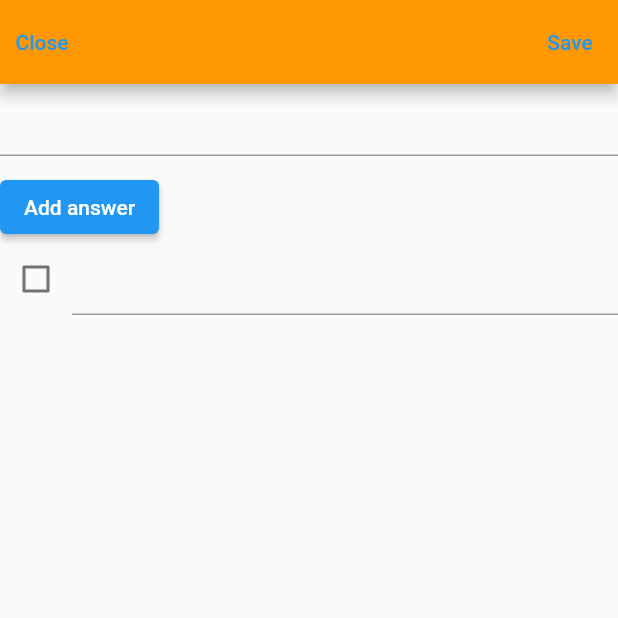
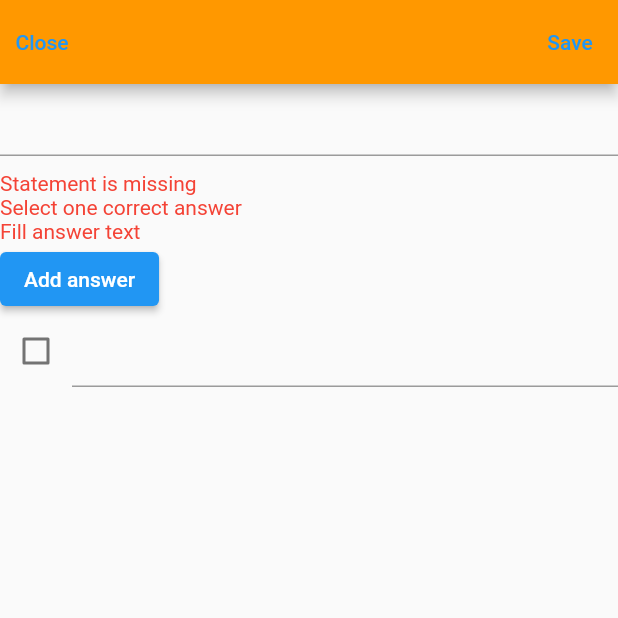
Before and after one commit to mark-kascheev/unotest, a Flutter app: the QuestionPage screen opened by its route, after a tap on "Add answer", after a tap on "Save", on a phone screen of 412 x 824 dp, the top half of it. Run offline on Flutter 3.47's test engine with Material 2 defaults, Android fonts, the phone set to English and light mode, and no system bars; our stand-ins replace equatable, flutter_bloc, freezed_annotation.

Commit message:
Validate question before save it

```diff
--- a/lib/bloc/question_creation_bloc.dart
+++ b/lib/bloc/question_creation_bloc.dart
@@ -1,90 +1,119 @@
-import 'package:equatable/equatable.dart';
 import 'package:flutter_bloc/flutter_bloc.dart';
 import 'package:unotest/domain/model/answer.dart';
 import 'package:unotest/domain/model/question.dart';
 
 class QuestionCreationBloc
     extends Bloc<QuestionCreationEvent, QuestionCreationState> {
-  QuestionCreationBloc()
-      : super(QuestionCreationState(Question.empty())) {
-    on<QuestionCreationTextEntered>(_updateQuestionText);
+  QuestionCreationBloc() : super(QuestionCreationState(Question.empty())) {
+    on<QuestionCreationStatementEntered>(_updateQuestionText);
     on<QuestionCreationAnswerAdded>(_addNewAnswer);
     on<QuestionCreationAnswerChanged>(_checkCorrectness);
     on<QuestionCreationTextAnswerChanged>(_updateAnswerText);
-
+    on<QuestionCreationSaved>(_validateQuestion);
   }
 
-  void _updateQuestionText(QuestionCreationTextEntered event, Emitter emit) {
+  void _updateQuestionText(QuestionCreationStatementEntered event, Emitter emit) {
     emit(QuestionCreationState(state.question.copyWith(statement: event.text)));
   }
 
   void _addNewAnswer(QuestionCreationAnswerAdded event, Emitter emit) {
-    final answers = state.question.answers;
-    answers.add(Answer.empty());
-    emit(QuestionCreationState(state.question.copyWith(answers: answers)));
+    state.question.answers.add(Answer.empty());
+    emit(QuestionCreationState(state.question));
   }
 
   void _checkCorrectness(QuestionCreationAnswerChanged event, Emitter emit) {
     final answerIsCorrect = event.isCorrect;
-    if(answerIsCorrect) {
+    if (answerIsCorrect) {
       state.question.correctAnswersId.add(event.answerId);
     } else {
       state.question.correctAnswersId.remove(event.answerId);
     }
-    emit(state);
+    emit(QuestionCreationState(state.question));
   }
 
-  void _updateAnswerText(QuestionCreationTextAnswerChanged event, Emitter emit) {
-    for(var answer in state.question.answers) {
-      if(answer.id == event.answerId) {
+  void _updateAnswerText(
+      QuestionCreationTextAnswerChanged event, Emitter emit) {
+    for (var answer in state.question.answers) {
+      if (answer.id == event.answerId) {
         answer.copyWith(text: event.newText);
       }
     }
-    emit(state);
+    emit(QuestionCreationState(state.question));
+  }
+
+  void _validateQuestion(QuestionCreationSaved event, Emitter emit) {
+    final errorList = <QuestionError>[];
+    final question = state.question;
+
+    if (question.statement.isEmpty) {
+      errorList.add(QuestionError.missingStatement);
+    }
+    if (question.answers.isEmpty) {
+      errorList.add(QuestionError.emptyAnswers);
+    } else if (question.correctAnswersId.isEmpty) {
+      errorList.add(QuestionError.noOneCorrectAnswer);
+    }
+    if (findEmptyAnswerContent()) {
+      errorList.add(QuestionError.someAnswerWithOutContent);
+    }
+
+    emit(errorList.isNotEmpty
+        ? QuestionCreationSaveFailure(errorList, question)
+        : QuestionCreationSaveSuccess(question));
+  }
+
+  bool findEmptyAnswerContent() {
+    return state.question.answers.any((answer) => answer.text.isEmpty);
   }
 }
 
-abstract class QuestionCreationEvent extends Equatable {}
+enum QuestionError {
+  missingStatement,
+  emptyAnswers,
+  noOneCorrectAnswer,
+  someAnswerWithOutContent
+}
 
-class QuestionCreationTextEntered extends QuestionCreationEvent {
+abstract class QuestionCreationEvent {}
+
+class QuestionCreationStatementEntered extends QuestionCreationEvent {
   final String text;
 
-  QuestionCreationTextEntered(this.text);
-
-  @override
-  List<Object?> get props => [text];
+  QuestionCreationStatementEntered(this.text);
 }
 
-class QuestionCreationAnswerAdded extends QuestionCreationEvent {
-  @override
-  List<Object?> get props => [];
-}
+class QuestionCreationAnswerAdded extends QuestionCreationEvent {}
 
 class QuestionCreationTextAnswerChanged extends QuestionCreationEvent {
   final String answerId;
   final String newText;
 
-  QuestionCreationTextAnswerChanged({required this.answerId, required this.newText});
-
-  @override
-  List<Object?> get props => [newText];
+  QuestionCreationTextAnswerChanged(
+      {required this.answerId, required this.newText});
 }
 
 class QuestionCreationAnswerChanged extends QuestionCreationEvent {
   final String answerId;
   final bool isCorrect;
 
-  QuestionCreationAnswerChanged({required this.answerId, required this.isCorrect});
-
-  @override
-  List<Object?> get props => [isCorrect];
+  QuestionCreationAnswerChanged(
+      {required this.answerId, required this.isCorrect});
 }
 
-class QuestionCreationState extends Equatable {
+class QuestionCreationSaved extends QuestionCreationEvent {}
+
+class QuestionCreationState {
   final Question question;
 
   const QuestionCreationState(this.question);
+}
 
-  @override
-  List<Object?> get props => [question];
+class QuestionCreationSaveSuccess extends QuestionCreationState {
+  QuestionCreationSaveSuccess(super.question);
 }
+
+class QuestionCreationSaveFailure extends QuestionCreationState {
+  final List<QuestionError> errors;
+
+  QuestionCreationSaveFailure(this.errors, super.question);
+}
--- a/lib/bloc/quiz_creation_bloc.dart
+++ b/lib/bloc/quiz_creation_bloc.dart
@@ -1,5 +1,6 @@
 import 'package:equatable/equatable.dart';
 import 'package:flutter_bloc/flutter_bloc.dart';
+import 'package:unotest/domain/model/question.dart';
 import 'package:unotest/domain/model/quiz.dart';
 
 class QuizCreationBloc extends Bloc<QuizCreationEvent, QuizCreationState> {
@@ -7,10 +8,11 @@ class QuizCreationBloc extends Bloc<QuizCreationEvent, QuizCreationState> {
     on<QuizCreationTitleEntered>(_updateTitle);
     on<QuizCreationDescriptionEntered>(_updateDescription);
     on<QuizCreationQuestionAdded>(_addQuestion);
+    on<QuizCreationQuestionSaved>(_saveNewQuestion);
   }
 
   void _updateTitle(QuizCreationTitleEntered event, Emitter emit) {
-    final newDescription = event.title.trim();
+    final newTitle = event.title.trim();
   }
 
   void _updateDescription(QuizCreationDescriptionEntered event, Emitter emit) {
@@ -19,6 +21,11 @@ class QuizCreationBloc extends Bloc<QuizCreationEvent, QuizCreationState> {
 
   void _addQuestion(QuizCreationQuestionAdded event, Emitter emit) {
     emit(QuizCreationOpenNew(Quiz.empty()));
+  }
+
+  void _saveNewQuestion(QuizCreationQuestionSaved event, Emitter emit) {
+    state.quiz.questions.add(event.question);
+    emit(state);
   }
 }
 
@@ -47,6 +54,15 @@ class QuizCreationQuestionAdded extends QuizCreationEvent {
   List<Object?> get props => [];
 }
 
+class QuizCreationQuestionSaved extends QuizCreationEvent {
+  final Question question;
+
+  QuizCreationQuestionSaved(this.question);
+
+  @override
+  List<Object?> get props => [question];
+}
+
 class QuizCreationState extends Equatable {
   final Quiz quiz;
 
--- a/lib/domain/model/quiz.dart
+++ b/lib/domain/model/quiz.dart
@@ -1,5 +1,7 @@
+import 'package:freezed_annotation/freezed_annotation.dart';
 import 'package:unotest/domain/model/question.dart';
 
+@freezed
 class Quiz {
   final String id;
   final String title;
@@ -16,10 +18,7 @@ class Quiz {
     id = '',
     title = '',
     description = '',
-    questions = [];
-
-  // @override
-  // List<Object?> get props => [title, description, questions];
+    questions = List.empty(growable: true);
 }
 
 extension QuizUtils on Quiz {
--- a/lib/main.dart
+++ b/lib/main.dart
@@ -1,4 +1,6 @@
 import 'package:flutter/material.dart';
+import 'package:flutter_bloc/flutter_bloc.dart';
+import 'package:unotest/bloc/quiz_creation_bloc.dart';
 import 'package:unotest/view/main_page.dart';
 import 'package:unotest/view/quiz_router.dart';
 
@@ -11,9 +13,12 @@ class MyApp extends StatelessWidget {
 
   @override
   Widget build(BuildContext context) {
-    return MaterialApp(
-      onGenerateRoute: QuizRouter.onRoute,
-      initialRoute: MainPage.routeName,
+    return BlocProvider(
+      create: (context) => QuizCreationBloc(),
+      child: const MaterialApp(
+        onGenerateRoute: QuizRouter.onRoute,
+        initialRoute: MainPage.routeName,
+      ),
     );
   }
 }
--- a/lib/view/main_page.dart
+++ b/lib/view/main_page.dart
@@ -5,13 +5,12 @@ import 'package:unotest/view/question_page.dart';
 
 class MainPage extends StatelessWidget {
   static const String routeName = '/main_page';
+
   const MainPage({Key? key}) : super(key: key);
 
   @override
   Widget build(BuildContext context) {
-    return BlocProvider(
-      create: (context) => QuizCreationBloc(),
-      child: SafeArea(
+    return SafeArea(
         child: Scaffold(
             body: Column(
       crossAxisAlignment: CrossAxisAlignment.start,
@@ -27,8 +26,7 @@ class MainPage extends StatelessWidget {
         SizedBox(height: 10),
         _Questions()
       ],
-      ))),
-    );
+    )));
   }
 }
 
@@ -40,7 +38,7 @@ class _Questions extends StatelessWidget {
     return Flexible(
       child: BlocListener<QuizCreationBloc, QuizCreationState>(
         listener: (context, state) {
-          if(state is QuizCreationOpenNew) {
+          if (state is QuizCreationOpenNew) {
             Navigator.of(context).pushNamed(QuestionPage.routeName);
           }
         },
@@ -63,9 +61,10 @@ class _QuestionItem extends StatelessWidget {
 
   @override
   Widget build(BuildContext context) {
-    return Container(
-      key: GlobalKey(),
-      child: Text('New question'),
+    return Row(
+      children: [
+        Text('New question'),
+      ],
     );
   }
 }
@@ -75,6 +74,9 @@ class _AddQuestionButton extends StatelessWidget {
 
   @override
   Widget build(BuildContext context) {
-    return ElevatedButton(onPressed: () => context.read<QuizCreationBloc>().add(QuizCreationQuestionAdded()), child: const Text('Add question'));
+    return ElevatedButton(
+        onPressed: () =>
+            context.read<QuizCreationBloc>().add(QuizCreationQuestionAdded()),
+        child: const Text('Add question'));
   }
 }
--- a/lib/view/question_page.dart
+++ b/lib/view/question_page.dart
@@ -1,6 +1,7 @@
 import 'package:flutter/material.dart';
 import 'package:flutter_bloc/flutter_bloc.dart';
 import 'package:unotest/bloc/question_creation_bloc.dart';
+import 'package:unotest/bloc/quiz_creation_bloc.dart';
 import 'package:unotest/domain/model/answer.dart';
 
 class QuestionPage extends StatelessWidget {
@@ -21,18 +22,41 @@ class QuestionPage extends StatelessWidget {
                       Navigator.of(context).pop();
                     }),
                 backgroundColor: Colors.orange,
-                actions: [TextButton(child: Text('Save'), onPressed: () {})],
+                actions: const [_SaveButton()],
               ),
-              body: Column(
+              body: BlocListener<QuestionCreationBloc, QuestionCreationState>(
+                  listener: (context, state) {
+                    if (state is QuestionCreationSaveSuccess) {
+                      BlocProvider.of<QuizCreationBloc>(context)
+                          .add(QuizCreationQuestionSaved(state.question));
+                      Navigator.of(context).pop();
+                    }
+                  },
+                  child: Column(
                       crossAxisAlignment: CrossAxisAlignment.start,
                       mainAxisSize: MainAxisSize.min,
                       children: const [
                         _QuestionText(),
                         SizedBox(height: 10),
+                        _Errors(),
                         _AddAnswerButton(),
                         _Answers()
-                  ]))),
+                      ])))),
     );
+  }
+}
+
+class _SaveButton extends StatelessWidget {
+  const _SaveButton({Key? key}) : super(key: key);
+
+  @override
+  Widget build(BuildContext context) {
+    return TextButton(
+        child: Text('Save'),
+        onPressed: () {
+          BlocProvider.of<QuestionCreationBloc>(context)
+              .add(QuestionCreationSaved());
+        });
   }
 }
 
@@ -41,7 +65,10 @@ class _QuestionText extends StatelessWidget {
 
   @override
   Widget build(BuildContext context) {
-    return TextField();
+    return TextField(
+      onChanged: (statement) => BlocProvider.of<QuestionCreationBloc>(context)
+          .add(QuestionCreationStatementEntered(statement)),
+    );
   }
 }
 
@@ -106,3 +133,53 @@ class _AnswerForm extends StatelessWidget {
     );
   }
 }
+
+class _Errors extends StatelessWidget {
+  const _Errors({Key? key}) : super(key: key);
+
+  @override
+  Widget build(BuildContext context) {
+    return BlocBuilder<QuestionCreationBloc, QuestionCreationState>(
+        buildWhen: (previous, current) {
+      if (current is QuestionCreationSaveFailure ||
+          current is QuestionCreationSaveSuccess) {
+        return true;
+      }
+      return false;
+    }, builder: (context, state) {
+      if (state is QuestionCreationSaveFailure) {
+        return Column(
+          crossAxisAlignment: CrossAxisAlignment.start,
+          children: [...state.errors.map((error) => _Error(error)).toList()],
+        );
+      }
+      return const SizedBox();
+    });
+  }
+}
+
+class _Error extends StatelessWidget {
+  final QuestionError error;
+
+  const _Error(this.error, {Key? key}) : super(key: key);
+
+  @override
+  Widget build(BuildContext context) {
+    String errorText = '';
+    switch (error) {
+      case QuestionError.missingStatement:
+        errorText = 'Statement is missing';
+        break;
+      case QuestionError.noOneCorrectAnswer:
+        errorText = 'Select one correct answer';
+        break;
+      case QuestionError.someAnswerWithOutContent:
+        errorText = 'Fill answer text';
+        break;
+      case QuestionError.emptyAnswers:
+        errorText = 'Add at least two answers';
+        break;
+    }
+    return Text(errorText, style: const TextStyle(color: Colors.red));
+  }
+}
```
Also changed, not shown: lib/domain/model/question.dart (+0 -37 lines). Lines whose indentation alone changed are shown as unchanged.
